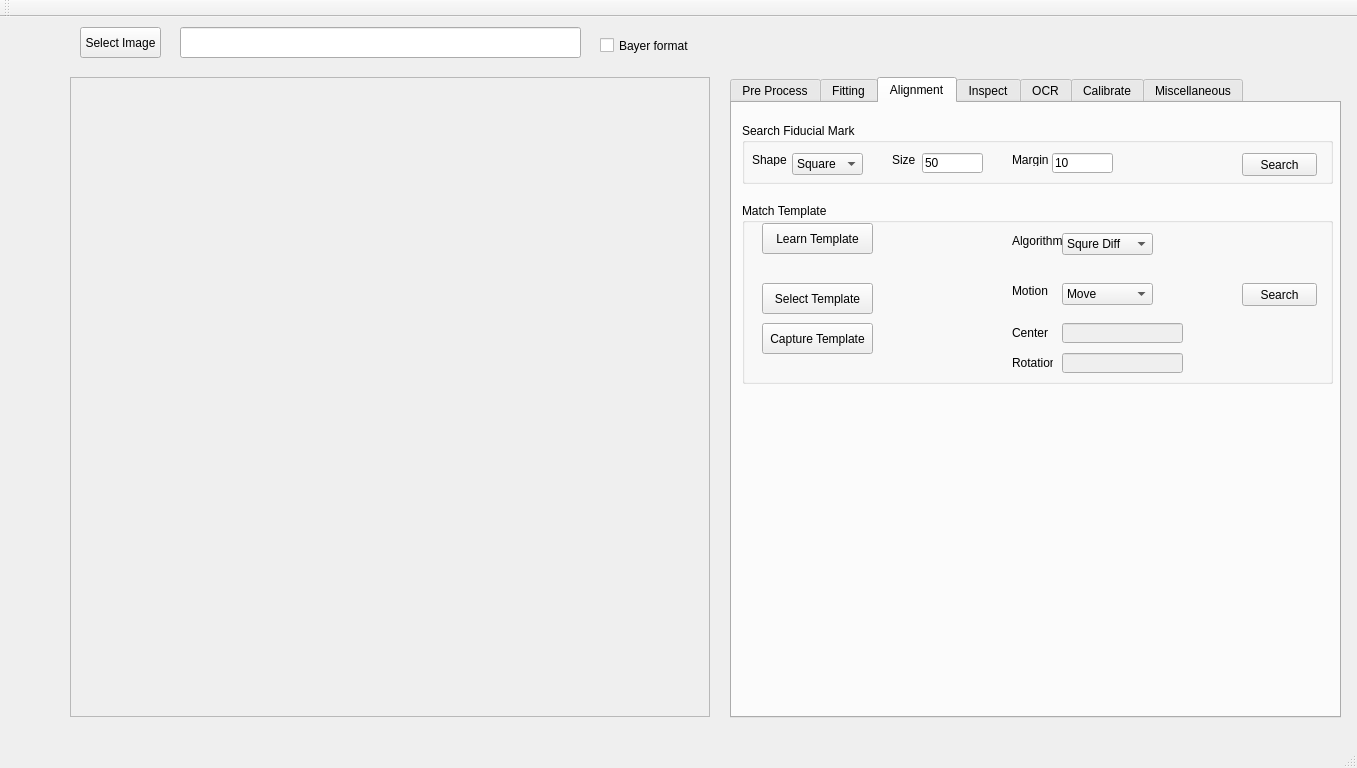
This is VisionWidget/visionwidget.ui in hceng123/VisionLibrary as Qt 5 draws it before an edit. The edited form follows.
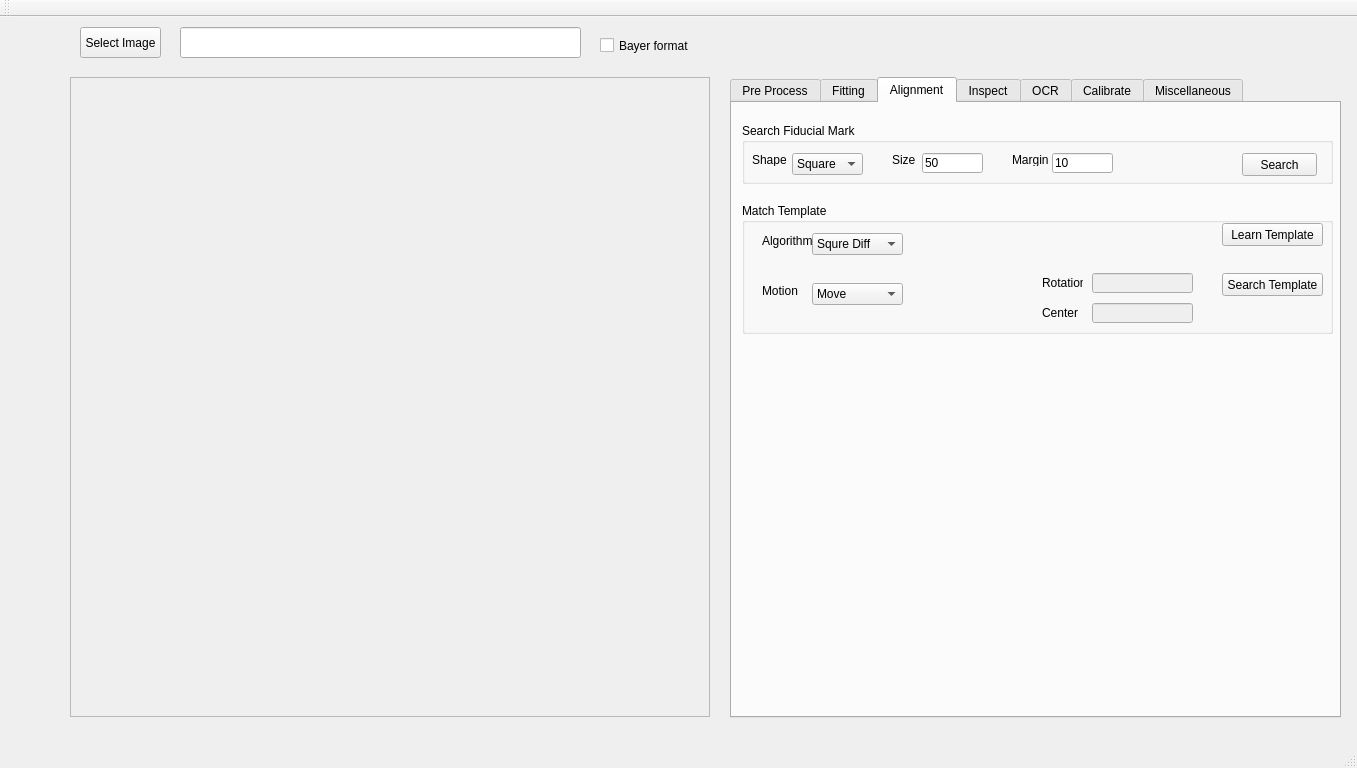
This is the edited form. The open tabs and pages were chosen to show the change. Custom widgets are drawn as their Qt base class.

Diff of the .ui file:
```diff
--- a/VisionWidget/visionwidget.ui
+++ b/VisionWidget/visionwidget.ui
@@ -836,7 +836,7 @@
         <x>10</x>
         <y>100</y>
         <width>591</width>
-        <height>181</height>
+        <height>131</height>
        </rect>
       </property>
       <property name="title">
@@ -845,34 +845,21 @@
       <widget class="QPushButton" name="matchTmplBtn">
        <property name="geometry">
         <rect>
-         <x>500</x>
-         <y>80</y>
-         <width>75</width>
+         <x>480</x>
+         <y>70</y>
+         <width>101</width>
          <height>23</height>
         </rect>
        </property>
        <property name="text">
-        <string>Search</string>
-       </property>
-      </widget>
-      <widget class="QPushButton" name="selectTemplateBtn">
-       <property name="geometry">
-        <rect>
-         <x>20</x>
-         <y>80</y>
-         <width>111</width>
-         <height>31</height>
-        </rect>
-       </property>
-       <property name="text">
-        <string>Select Template</string>
+        <string>Search Template</string>
        </property>
       </widget>
       <widget class="QLabel" name="labelTmplView">
        <property name="geometry">
         <rect>
-         <x>150</x>
-         <y>60</y>
+         <x>180</x>
+         <y>20</y>
          <width>100</width>
          <height>100</height>
         </rect>
@@ -887,9 +874,9 @@
        </property>
        <property name="geometry">
         <rect>
-         <x>320</x>
-         <y>120</y>
-         <width>121</width>
+         <x>350</x>
+         <y>100</y>
+         <width>101</width>
          <height>20</height>
         </rect>
        </property>
@@ -897,8 +884,8 @@
       <widget class="QLabel" name="labelCenter">
        <property name="geometry">
         <rect>
-         <x>270</x>
-         <y>120</y>
+         <x>300</x>
+         <y>100</y>
          <width>41</width>
          <height>20</height>
         </rect>
@@ -913,9 +900,9 @@
        </property>
        <property name="geometry">
         <rect>
-         <x>320</x>
-         <y>150</y>
-         <width>121</width>
+         <x>350</x>
+         <y>70</y>
+         <width>101</width>
          <height>20</height>
         </rect>
        </property>
@@ -923,8 +910,8 @@
       <widget class="QLabel" name="labelRotation">
        <property name="geometry">
         <rect>
-         <x>270</x>
-         <y>150</y>
+         <x>300</x>
+         <y>70</y>
          <width>41</width>
          <height>20</height>
         </rect>
@@ -936,7 +923,7 @@
       <widget class="QComboBox" name="cbMatchTmplMotion">
        <property name="geometry">
         <rect>
-         <x>320</x>
+         <x>70</x>
          <y>80</y>
          <width>91</width>
          <height>22</height>
@@ -959,7 +946,7 @@
       <widget class="QLabel" name="labelMotion">
        <property name="geometry">
         <rect>
-         <x>270</x>
+         <x>20</x>
          <y>80</y>
          <width>41</width>
          <height>16</height>
@@ -969,26 +956,13 @@
         <string>Motion</string>
        </property>
       </widget>
-      <widget class="QPushButton" name="captureTemplateBtn">
-       <property name="geometry">
-        <rect>
-         <x>20</x>
-         <y>120</y>
-         <width>111</width>
-         <height>31</height>
-        </rect>
-       </property>
-       <property name="text">
-        <string>Capture Template</string>
-       </property>
-      </widget>
       <widget class="QPushButton" name="btnLrnTemplate">
        <property name="geometry">
         <rect>
-         <x>20</x>
+         <x>480</x>
          <y>20</y>
-         <width>111</width>
-         <height>31</height>
+         <width>101</width>
+         <height>23</height>
         </rect>
        </property>
        <property name="text">
@@ -998,7 +972,7 @@
       <widget class="QComboBox" name="cbMatchTmplAlgorithm">
        <property name="geometry">
         <rect>
-         <x>320</x>
+         <x>70</x>
          <y>30</y>
          <width>91</width>
          <height>22</height>
@@ -1021,7 +995,7 @@
       <widget class="QLabel" name="labelMatchTemplateAlgorithm">
        <property name="geometry">
         <rect>
-         <x>270</x>
+         <x>20</x>
          <y>30</y>
          <width>51</width>
          <height>16</height>
```
Left out of the diff: 2 changed lines with no effect on the pictures.
